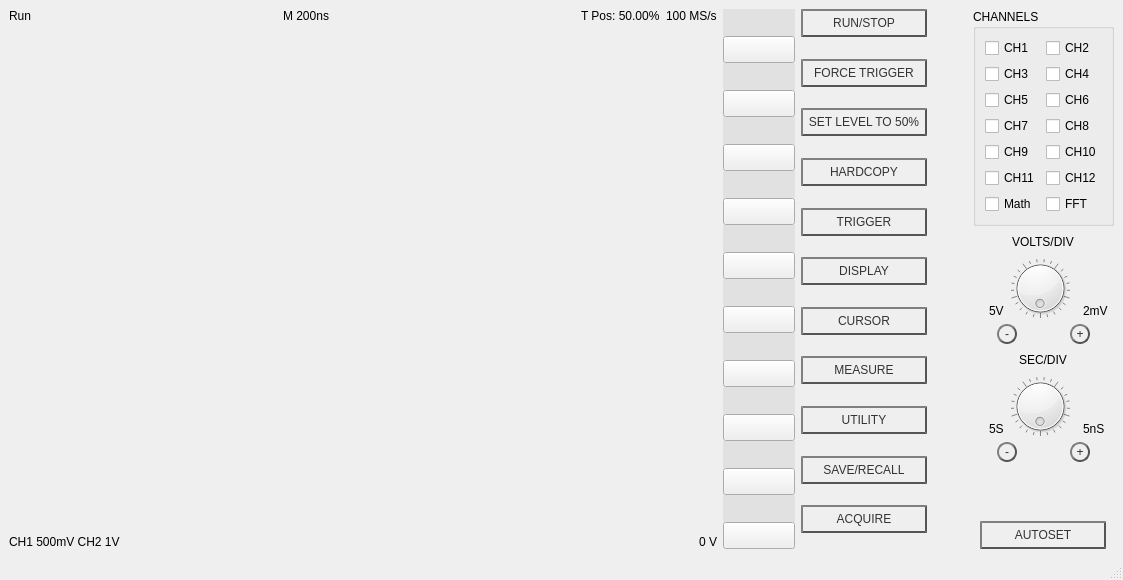
The window that Osc/osc.ui (Heinzxxl/Diamant) describes before a commit, drawn with Qt 5.
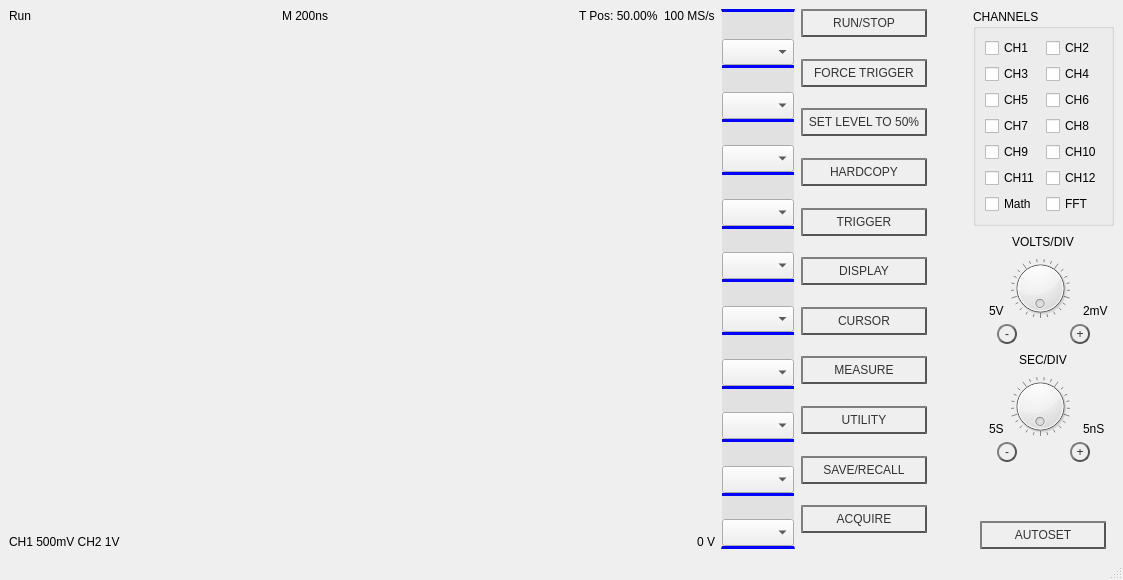
The same window after the commit. Custom widgets are drawn as their Qt base class.

What changed in the file:
```diff
--- a/Osc/osc.ui
+++ b/Osc/osc.ui
@@ -111,15 +111,45 @@
      </layout>
     </item>
     <item>
-     <layout class="QVBoxLayout" name="verticalLayout_3">
+     <widget class="QFrame" name="dynFrame">
+      <property name="styleSheet">
+       <string notr="true">QFrame#dynFrame {
+border-top: 3px solid blue;
+border-bottom: 3px solid blue;
+}</string>
+      </property>
+      <property name="frameShape">
+       <enum>QFrame::StyledPanel</enum>
+      </property>
+      <property name="frameShadow">
+       <enum>QFrame::Raised</enum>
+      </property>
+      <layout class="QVBoxLayout" name="verticalLayout">
       <property name="spacing">
        <number>0</number>
       </property>
       <property name="leftMargin">
        <number>0</number>
       </property>
+       <property name="topMargin">
+        <number>0</number>
+       </property>
+       <property name="rightMargin">
+        <number>0</number>
+       </property>
+       <property name="bottomMargin">
+        <number>0</number>
+       </property>
       <item>
-       <widget class="QLabel" name="dynLabel1">
+        <layout class="QVBoxLayout" name="verticalLayout_5">
+         <property name="spacing">
+          <number>0</number>
+         </property>
+         <property name="leftMargin">
+          <number>0</number>
+         </property>
+         <item>
+          <widget class="PushLabel" name="dynLabel1">
         <property name="sizePolicy">
          <sizepolicy hsizetype="Preferred" vsizetype="Minimum">
           <horstretch>0</horstretch>
@@ -135,7 +165,7 @@
        </widget>
       </item>
       <item>
-       <widget class="QComboBox" name="dynBox1">
+          <widget class="ModComboBox" name="dynBox1">
         <property name="sizePolicy">
          <sizepolicy hsizetype="Preferred" vsizetype="Minimum">
           <horstretch>0</horstretch>
@@ -146,12 +176,13 @@
          <enum>Qt::LeftToRight</enum>
         </property>
         <property name="styleSheet">
-         <string notr="true">QComboBox::drop-down {border-width: 0px;} QComboBox::down-arrow {image: none; border-width: 0px;} </string>
+            <string notr="true">QComboBox::drop-down {border-width: 0px;} QComboBox::down-arrow {image: none; border-width: 0px;} 
+QComboBox{ border-top: 0px solid rgb(85, 0, 255); background:rgb(225, 225, 225);};</string>
         </property>
        </widget>
       </item>
       <item>
-       <widget class="QLabel" name="dynLabel2">
+          <widget class="PushLabel" name="dynLabel2">
         <property name="sizePolicy">
          <sizepolicy hsizetype="Preferred" vsizetype="Minimum">
           <horstretch>0</horstretch>
@@ -159,7 +190,7 @@
          </sizepolicy>
         </property>
         <property name="styleSheet">
-         <string notr="true">QLabel{background:rgb(225, 225, 225)}</string>
+            <string notr="true">QLabel{background:rgb(225, 225, 225); border-top: 3px solid blue}</string>
         </property>
         <property name="text">
          <string/>
@@ -167,7 +198,7 @@
        </widget>
       </item>
       <item>
-       <widget class="QComboBox" name="dynBox2">
+          <widget class="ModComboBox" name="dynBox2">
         <property name="sizePolicy">
          <sizepolicy hsizetype="Preferred" vsizetype="Minimum">
           <horstretch>0</horstretch>
@@ -175,12 +206,13 @@
          </sizepolicy>
         </property>
         <property name="styleSheet">
-         <string notr="true">QComboBox::drop-down {border-width: 0px;} QComboBox::down-arrow {image: none; border-width: 0px;}</string>
+            <string notr="true">QComboBox::drop-down {border-width: 0px;} QComboBox::down-arrow {image: none; border-width: 0px;} 
+QComboBox{ border-top: 0px solid rgb(85, 0, 255); background:rgb(225, 225, 225);};</string>
         </property>
        </widget>
       </item>
       <item>
-       <widget class="QLabel" name="dynLabel3">
+          <widget class="PushLabel" name="dynLabel3">
         <property name="sizePolicy">
          <sizepolicy hsizetype="Preferred" vsizetype="Minimum">
           <horstretch>0</horstretch>
@@ -188,7 +220,7 @@
          </sizepolicy>
         </property>
         <property name="styleSheet">
-         <string notr="true">QLabel{background:rgb(225, 225, 225)}</string>
+            <string notr="true">QLabel{background:rgb(225, 225, 225); border-top: 3px solid blue;}</string>
         </property>
         <property name="text">
          <string/>
@@ -196,7 +228,7 @@
        </widget>
       </item>
       <item>
-       <widget class="QComboBox" name="dynBox3">
+          <widget class="ModComboBox" name="dynBox3">
         <property name="sizePolicy">
          <sizepolicy hsizetype="Preferred" vsizetype="Minimum">
           <horstretch>0</horstretch>
@@ -204,12 +236,13 @@
          </sizepolicy>
         </property>
         <property name="styleSheet">
-         <string notr="true">QComboBox::drop-down {border-width: 0px;} QComboBox::down-arrow {image: none; border-width: 0px;}</string>
+            <string notr="true">QComboBox::drop-down {border-width: 0px;} QComboBox::down-arrow {image: none; border-width: 0px;} 
+QComboBox{ border-top: 0px solid rgb(85, 0, 255); background:rgb(225, 225, 225);};</string>
         </property>
        </widget>
       </item>
       <item>
-       <widget class="QLabel" name="dynLabel4">
+          <widget class="PushLabel" name="dynLabel4">
         <property name="sizePolicy">
          <sizepolicy hsizetype="Preferred" vsizetype="Minimum">
           <horstretch>0</horstretch>
@@ -217,7 +250,7 @@
          </sizepolicy>
         </property>
         <property name="styleSheet">
-         <string notr="true">QLabel{background:rgb(225, 225, 225)}</string>
+            <string notr="true">QLabel{background:rgb(225, 225, 225); border-top: 3px solid blue;}</string>
         </property>
         <property name="text">
          <string/>
@@ -225,7 +258,7 @@
        </widget>
       </item>
       <item>
-       <widget class="QComboBox" name="dynBox4">
+          <widget class="ModComboBox" name="dynBox4">
         <property name="sizePolicy">
          <sizepolicy hsizetype="Preferred" vsizetype="Minimum">
           <horstretch>0</horstretch>
@@ -233,12 +266,13 @@
          </sizepolicy>
         </property>
         <property name="styleSheet">
-         <string notr="true">QComboBox::drop-down {border-width: 0px;} QComboBox::down-arrow {image: none; border-width: 0px;}</string>
+            <string notr="true">QComboBox::drop-down {border-width: 0px;} QComboBox::down-arrow {image: none; border-width: 0px;} 
+QComboBox{ border-top: 0px solid rgb(85, 0, 255); background:rgb(225, 225, 225);};</string>
         </property>
        </widget>
       </item>
       <item>
-       <widget class="QLabel" name="dynLabel5">
+          <widget class="PushLabel" name="dynLabel5">
         <property name="sizePolicy">
          <sizepolicy hsizetype="Preferred" vsizetype="Minimum">
           <horstretch>0</horstretch>
@@ -246,7 +280,7 @@
          </sizepolicy>
         </property>
         <property name="styleSheet">
-         <string notr="true">QLabel{background:rgb(225, 225, 225)}</string>
+            <string notr="true">QLabel{background:rgb(225, 225, 225); border-top: 3px solid blue;}</string>
         </property>
         <property name="text">
          <string/>
@@ -254,7 +288,7 @@
        </widget>
       </item>
       <item>
-       <widget class="QComboBox" name="dynBox5">
+          <widget class="ModComboBox" name="dynBox5">
         <property name="sizePolicy">
          <sizepolicy hsizetype="Preferred" vsizetype="Minimum">
           <horstretch>0</horstretch>
@@ -262,12 +296,13 @@
          </sizepolicy>
         </property>
         <property name="styleSheet">
-         <string notr="true">QComboBox::drop-down {border-width: 0px;} QComboBox::down-arrow {image: none; border-width: 0px;}</string>
+            <string notr="true">QComboBox::drop-down {border-width: 0px;} QComboBox::down-arrow {image: none; border-width: 0px;} 
+QComboBox{ border-top: 0px solid rgb(85, 0, 255); background:rgb(225, 225, 225);};</string>
         </property>
        </widget>
       </item>
       <item>
-       <widget class="QLabel" name="dynLabel6">
+          <widget class="PushLabel" name="dynLabel6">
         <property name="sizePolicy">
          <sizepolicy hsizetype="Preferred" vsizetype="Minimum">
           <horstretch>0</horstretch>
@@ -275,7 +310,7 @@
          </sizepolicy>
         </property>
         <property name="styleSheet">
-         <string notr="true">QLabel{background:rgb(225, 225, 225)}</string>
+            <string notr="true">QLabel{background:rgb(225, 225, 225); border-top: 3px solid blue;}</string>
         </property>
         <property name="text">
          <string/>
@@ -283,7 +318,7 @@
        </widget>
       </item>
       <item>
-       <widget class="QComboBox" name="dynBox6">
+          <widget class="ModComboBox" name="dynBox6">
         <property name="sizePolicy">
          <sizepolicy hsizetype="Preferred" vsizetype="Minimum">
           <horstretch>0</horstretch>
@@ -291,12 +326,13 @@
          </sizepolicy>
         </property>
         <property name="styleSheet">
-         <string notr="true">QComboBox::drop-down {border-width: 0px;} QComboBox::down-arrow {image: none; border-width: 0px;}</string>
+            <string notr="true">QComboBox::drop-down {border-width: 0px;} QComboBox::down-arrow {image: none; border-width: 0px;} 
+QComboBox{ border-top: 0px solid rgb(85, 0, 255); background:rgb(225, 225, 225);};</string>
         </property>
        </widget>
       </item>
       <item>
-       <widget class="QLabel" name="dynLabel7">
+          <widget class="PushLabel" name="dynLabel7">
         <property name="sizePolicy">
          <sizepolicy hsizetype="Preferred" vsizetype="Minimum">
           <horstretch>0</horstretch>
@@ -304,7 +340,7 @@
          </sizepolicy>
         </property>
         <property name="styleSheet">
-         <string notr="true">QLabel{background:rgb(225, 225, 225)}</string>
+            <string notr="true">QLabel{background:rgb(225, 225, 225); border-top: 3px solid blue;}</string>
         </property>
         <property name="text">
          <string/>
@@ -312,7 +348,7 @@
        </widget>
       </item>
       <item>
-       <widget class="QComboBox" name="dynBox7">
+          <widget class="ModComboBox" name="dynBox7">
         <property name="sizePolicy">
          <sizepolicy hsizetype="Preferred" vsizetype="Minimum">
           <horstretch>0</horstretch>
@@ -320,12 +356,13 @@
          </sizepolicy>
         </property>
         <property name="styleSheet">
-         <string notr="true">QComboBox::drop-down {border-width: 0px;} QComboBox::down-arrow {image: none; border-width: 0px;}</string>
+            <string notr="true">QComboBox::drop-down {border-width: 0px;} QComboBox::down-arrow {image: none; border-width: 0px;} 
+QComboBox{ border-top: 0px solid rgb(85, 0, 255); background:rgb(225, 225, 225);};</string>
         </property>
        </widget>
       </item>
       <item>
-       <widget class="QLabel" name="dynLabel8">
+          <widget class="PushLabel" name="dynLabel8">
         <property name="sizePolicy">
          <sizepolicy hsizetype="Preferred" vsizetype="Minimum">
           <horstretch>0</horstretch>
@@ -333,7 +370,7 @@
          </sizepolicy>
         </property>
         <property name="styleSheet">
-         <string notr="true">QLabel{background:rgb(225, 225, 225)}</string>
+            <string notr="true">QLabel{background:rgb(225, 225, 225); border-top: 3px solid blue;}</string>
         </property>
         <property name="text">
          <string/>
@@ -341,7 +378,7 @@
        </widget>
       </item>
       <item>
-       <widget class="QComboBox" name="dynBox8">
+          <widget class="ModComboBox" name="dynBox8">
         <property name="sizePolicy">
          <sizepolicy hsizetype="Preferred" vsizetype="Minimum">
           <horstretch>0</horstretch>
@@ -349,12 +386,13 @@
          </sizepolicy>
         </property>
         <property name="styleSheet">
-         <string notr="true">QComboBox::drop-down {border-width: 0px;} QComboBox::down-arrow {image: none; border-width: 0px;}</string>
+            <string notr="true">QComboBox::drop-down {border-width: 0px;} QComboBox::down-arrow {image: none; border-width: 0px;} 
+QComboBox{ border-top: 0px solid rgb(85, 0, 255); background:rgb(225, 225, 225);};</string>
         </property>
        </widget>
       </item>
       <item>
-       <widget class="QLabel" name="dynLabel9">
+          <widget class="PushLabel" name="dynLabel9">
         <property name="sizePolicy">
          <sizepolicy hsizetype="Preferred" vsizetype="Minimum">
           <horstretch>0</horstretch>
@@ -362,7 +400,7 @@
          </sizepolicy>
         </property>
         <property name="styleSheet">
-         <string notr="true">QLabel{background:rgb(225, 225, 225)}</string>
+            <string notr="true">QLabel{background:rgb(225, 225, 225); border-top: 3px solid blue;}</string>
         </property>
         <property name="text">
          <string/>
@@ -370,7 +408,7 @@
        </widget>
       </item>
       <item>
-       <widget class="QComboBox" name="dynBox9">
+          <widget class="ModComboBox" name="dynBox9">
         <property name="sizePolicy">
          <sizepolicy hsizetype="Preferred" vsizetype="Minimum">
           <horstretch>0</horstretch>
@@ -378,12 +416,13 @@
          </sizepolicy>
         </property>
         <property name="styleSheet">
-         <string notr="true">QComboBox::drop-down {border-width: 0px;} QComboBox::down-arrow {image: none; border-width: 0px;}</string>
+            <string notr="true">QComboBox::drop-down {border-width: 0px;} QComboBox::down-arrow {image: none; border-width: 0px;} 
+QComboBox{ border-top: 0px solid rgb(85, 0, 255); background:rgb(225, 225, 225);};</string>
         </property>
        </widget>
       </item>
       <item>
-       <widget class="QLabel" name="dynLabel10">
+          <widget class="PushLabel" name="dynLabel10">
         <property name="sizePolicy">
          <sizepolicy hsizetype="Preferred" vsizetype="Minimum">
           <horstretch>0</horstretch>
@@ -391,7 +430,7 @@
          </sizepolicy>
         </property>
         <property name="styleSheet">
-         <string notr="true">QLabel{background:rgb(225, 225, 225)}</string>
+            <string notr="true">QLabel{background:rgb(225, 225, 225); border-top: 3px solid blue;}</string>
         </property>
         <property name="text">
          <string/>
@@ -399,7 +438,7 @@
        </widget>
       </item>
       <item>
-       <widget class="QComboBox" name="dynBox10">
+          <widget class="ModComboBox" name="dynBox10">
         <property name="sizePolicy">
          <sizepolicy hsizetype="Preferred" vsizetype="Minimum">
           <horstretch>0</horstretch>
@@ -407,11 +446,15 @@
          </sizepolicy>
         </property>
         <property name="styleSheet">
-         <string notr="true">QComboBox::drop-down {border-width: 0px;} QComboBox::down-arrow {image: none; border-width: 0px;}</string>
+            <string notr="true">QComboBox::drop-down {border-width: 0px;} QComboBox::down-arrow {image: none; border-width: 0px;} 
+QComboBox{ border-top: 0px solid rgb(85, 0, 255); background:rgb(225, 225, 225);};</string>
         </property>
        </widget>
       </item>
      </layout>
+       </item>
+      </layout>
+     </widget>
     </item>
     <item>
      <layout class="QGridLayout" name="gridLayout_2">
@@ -1470,6 +1513,18 @@
   </widget>
   <widget class="QStatusBar" name="statusbar"/>
  </widget>
+ <customwidgets>
+  <customwidget>
+   <class>PushLabel</class>
+   <extends>QLabel</extends>
+   <header>pushlabel.h</header>
+  </customwidget>
+  <customwidget>
+   <class>ModComboBox</class>
+   <extends>QComboBox</extends>
+   <header location="global">modcombobox.h</header>
+  </customwidget>
+ </customwidgets>
  <resources/>
  <connections/>
  <designerdata>
```
Left out of the diff: 2 changed lines with no effect on the pictures. Lines whose indentation alone changed are shown as unchanged.
